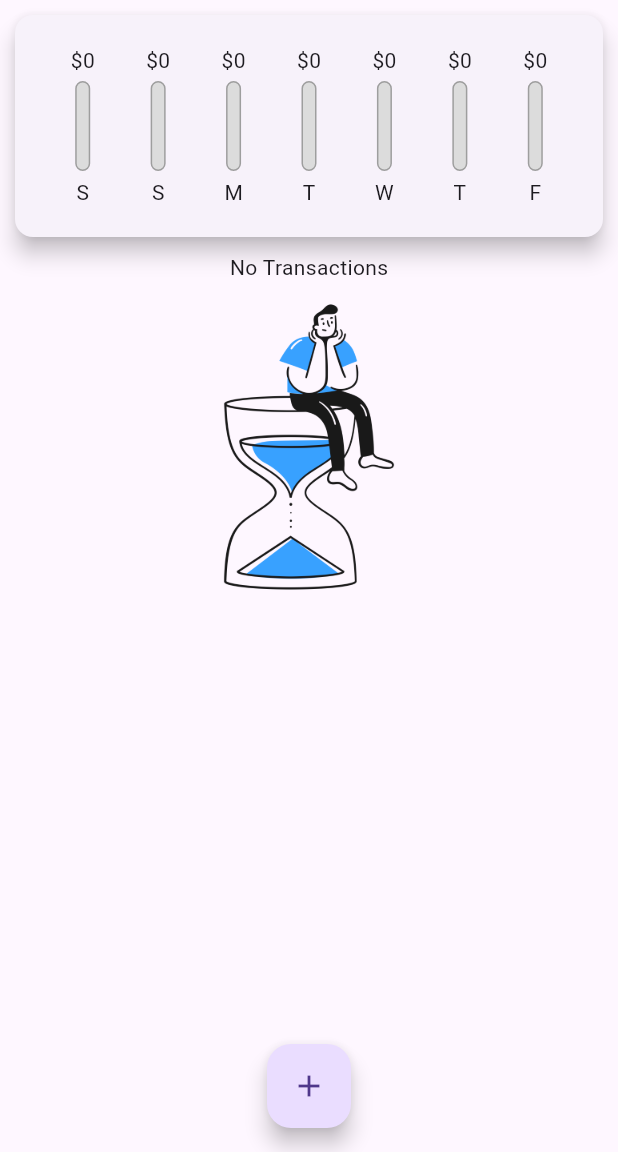
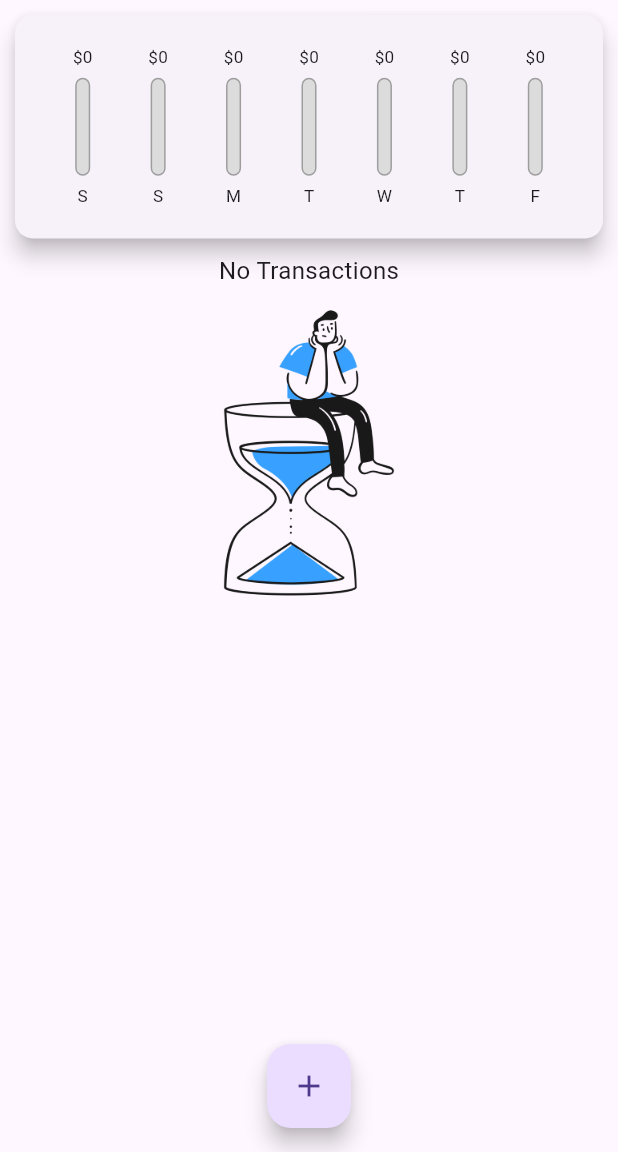
Before and after one commit to Suryansh160/Expense-tracking-app, a Flutter app: the screen it shows after launch, on a phone screen of 412 x 824 dp, the part 84-1236 px from its top. Run offline on Flutter 3.47's test engine with Material 3 defaults, Android fonts, the phone set to English and light mode, and no system bars.

Commit message:
Making ui adaptive

```diff
--- a/lib/main.dart
+++ b/lib/main.dart
@@ -70,19 +70,7 @@ class _MyHomePageState extends State<MyHomePage> {
 
   @override
   Widget build(BuildContext context) {
-    return Scaffold(
-      // appBar: AppBar(
-      //   backgroundColor: Colors.purple,
-      //   foregroundColor: Colors.white,
-      //   title: Text('CashCanvas'),
-      //   actions: <Widget>[
-      //     IconButton(
-      //       onPressed: () => _strtAddNewTrnsctn(context),
-      //       icon: Icon(Icons.add),
-      //     ),
-      //   ],
-      // ),
-      appBar: PreferredSize(
+    final appBar = PreferredSize(
       preferredSize: Size.fromHeight(kToolbarHeight),
       child: Container(
         decoration: BoxDecoration(
@@ -105,13 +93,37 @@ class _MyHomePageState extends State<MyHomePage> {
           ],
         ),
       ),
-      ),
+    );
+
+    return Scaffold(
+      // appBar: AppBar(
+      //   backgroundColor: Colors.purple,
+      //   foregroundColor: Colors.white,
+      //   title: Text('CashCanvas'),
+      //   actions: <Widget>[
+      //     IconButton(
+      //       onPressed: () => _strtAddNewTrnsctn(context),
+      //       icon: Icon(Icons.add),
+      //     ),
+      //   ],
+      // ),
+      appBar: appBar,
 
       body: Column(
         crossAxisAlignment: CrossAxisAlignment.stretch,
         children: <Widget>[
-          Chart(_recentTransactions),
-          TransactionList(_userTransactions, _deleteTransaction),
+          Container(
+              height: (MediaQuery.of(context).size.height -
+                      appBar.preferredSize.height -
+                      MediaQuery.of(context).padding.top) *
+                  0.22,
+              child: Chart(_recentTransactions)),
+          Container(
+              height: (MediaQuery.of(context).size.height -
+                      appBar.preferredSize.height -
+                      MediaQuery.of(context).padding.top) *
+                  0.75,
+              child: TransactionList(_userTransactions, _deleteTransaction)),
         ],
       ),
       floatingActionButtonLocation: FloatingActionButtonLocation.centerFloat,
--- a/lib/widgets/chart_bar.dart
+++ b/lib/widgets/chart_bar.dart
@@ -8,10 +8,12 @@ class chartBar extends StatelessWidget {
   chartBar(this.label, this.spendingAmount, this.spendingPercentage);
   @override
   Widget build(BuildContext context) {
+    return LayoutBuilder(
+      builder: (ctx, constraint) {
         return Column(
           children: <Widget>[
             Container(
-          height: 20,
+              height: constraint.maxHeight * 0.15,
               child: FittedBox(
                 child: Text(
                   '\$${spendingAmount.toStringAsFixed(0)}',
@@ -19,10 +21,10 @@ class chartBar extends StatelessWidget {
               ),
             ),
             SizedBox(
-          height: 4,
+              height: constraint.maxHeight * 0.05,
             ),
             Container(
-          height: 60,
+              height: constraint.maxHeight * 0.6,
               width: 10,
               child: Stack(
                 children: <Widget>[
@@ -34,7 +36,7 @@ class chartBar extends StatelessWidget {
                     ),
                   ),
                   Container(
-                height: 60, // Container height
+                    height: constraint.maxHeight * 0.6, // Container height
                     width: 10, // Container width
                     child: Stack(
                       alignment: Alignment
@@ -60,10 +62,14 @@ class chartBar extends StatelessWidget {
               ),
             ),
             SizedBox(
-          height: 4,
+              height: constraint.maxHeight * 0.05,
             ),
-        Text(label),
+            Container(
+                height: constraint.maxHeight * 0.15,
+                child: FittedBox(child: Text(label))),
           ],
+        );
+      },
     );
   }
 }
--- a/lib/widgets/new_transaction.dart
+++ b/lib/widgets/new_transaction.dart
@@ -82,6 +82,7 @@ class _NewTransactionState extends State<NewTransaction> {
                       _selectedDate == null
                           ? 'No Date Chosen!!'
                           : 'Picked Date: ${DateFormat.yMd().format(_selectedDate!)}',
+                      style: TextStyle(fontSize: 15),
                     ),
                   ),
                   TextButton(
--- a/lib/widgets/transaction_list.dart
+++ b/lib/widgets/transaction_list.dart
@@ -15,11 +15,16 @@ class _TransactionListState extends State<TransactionList> {
   @override
   Widget build(BuildContext context) {
     return Container(
-      height: 475, // Set height for scrollable area
+      // Set height for scrollable area
       child: widget.transactions.isEmpty
           ? Column(
               children: <Widget>[
-                Text('No Transactions'),
+                Text(
+                  'No Transactions',
+                  style: TextStyle(
+                    fontSize: 16,
+                  ),
+                ),
                 SizedBox(
                   height: 10,
                 ),
```
Lines whose indentation alone changed are shown as unchanged.
